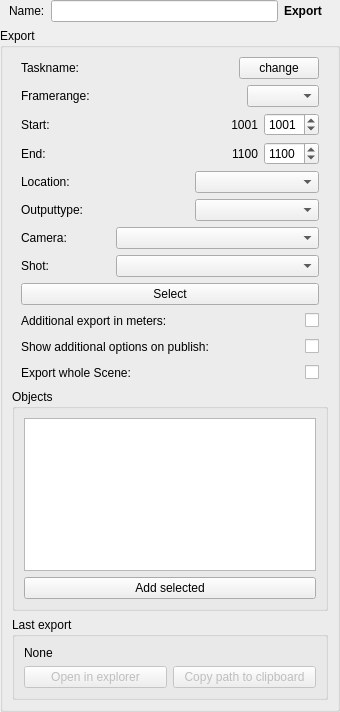
Old version of the form Prism/Scripts/ProjectScripts/StateManagerNodes/StateUserInterfaces/default_Export.ui in the repository PrismPipeline/Prism.
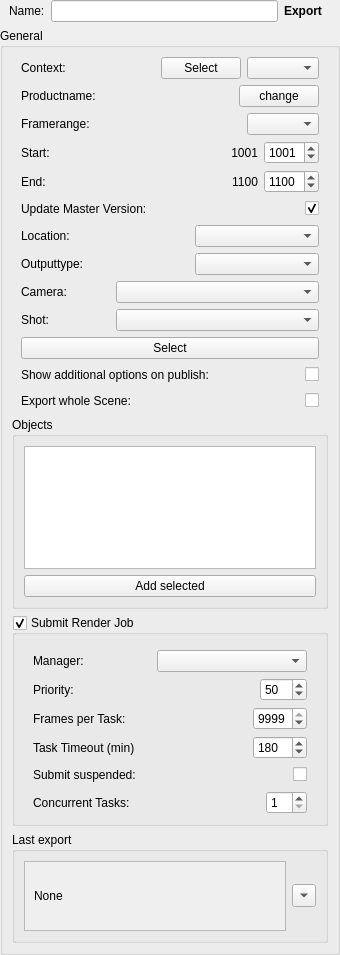
New version of the form.

The edit to the form file:
```diff
--- a/Prism/Scripts/ProjectScripts/StateManagerNodes/StateUserInterfaces/default_Export.ui
+++ b/Prism/Scripts/ProjectScripts/StateManagerNodes/StateUserInterfaces/default_Export.ui
@@ -7,27 +7,9 @@
     <x>0</x>
     <y>0</y>
     <width>340</width>
-    <height>712</height>
+    <height>955</height>
    </rect>
   </property>
-  <property name="sizePolicy">
-   <sizepolicy hsizetype="Fixed" vsizetype="Fixed">
-    <horstretch>0</horstretch>
-    <verstretch>0</verstretch>
-   </sizepolicy>
-  </property>
-  <property name="minimumSize">
-   <size>
-    <width>340</width>
-    <height>0</height>
-   </size>
-  </property>
-  <property name="maximumSize">
-   <size>
-    <width>340</width>
-    <height>16777215</height>
-   </size>
-  </property>
   <property name="windowTitle">
    <string>Export</string>
   </property>
@@ -92,9 +74,77 @@
    <item>
     <widget class="QGroupBox" name="gb_export">
      <property name="title">
-      <string>Export</string>
+      <string>General</string>
      </property>
      <layout class="QVBoxLayout" name="verticalLayout_2">
+      <item>
+       <widget class="QWidget" name="w_context" native="true">
+        <layout class="QHBoxLayout" name="horizontalLayout_10">
+         <property name="leftMargin">
+          <number>9</number>
+         </property>
+         <property name="topMargin">
+          <number>0</number>
+         </property>
+         <property name="rightMargin">
+          <number>9</number>
+         </property>
+         <property name="bottomMargin">
+          <number>0</number>
+         </property>
+         <item>
+          <widget class="QLabel" name="label_4">
+           <property name="text">
+            <string>Context:</string>
+           </property>
+          </widget>
+         </item>
+         <item>
+          <spacer name="horizontalSpacer_5">
+           <property name="orientation">
+            <enum>Qt::Horizontal</enum>
+           </property>
+           <property name="sizeHint" stdset="0">
+            <size>
+             <width>37</width>
+             <height>20</height>
+            </size>
+           </property>
+          </spacer>
+         </item>
+         <item>
+          <widget class="QLabel" name="l_context">
+           <property name="text">
+            <string/>
+           </property>
+          </widget>
+         </item>
+         <item>
+          <spacer name="horizontalSpacer">
+           <property name="orientation">
+            <enum>Qt::Horizontal</enum>
+           </property>
+           <property name="sizeHint" stdset="0">
+            <size>
+             <width>40</width>
+             <height>20</height>
+            </size>
+           </property>
+          </spacer>
+         </item>
+         <item>
+          <widget class="QPushButton" name="b_context">
+           <property name="text">
+            <string>Select</string>
+           </property>
+          </widget>
+         </item>
+         <item>
+          <widget class="QComboBox" name="cb_context"/>
+         </item>
+        </layout>
+       </widget>
+      </item>
       <item>
        <widget class="QWidget" name="w_taskname" native="true">
         <layout class="QHBoxLayout" name="horizontalLayout_4">
@@ -113,7 +163,7 @@
          <item>
           <widget class="QLabel" name="l_tasklabel">
            <property name="text">
-            <string>Taskname:</string>
+            <string>Productname:</string>
            </property>
           </widget>
          </item>
@@ -196,9 +246,15 @@
       <item>
        <widget class="QWidget" name="f_frameRange_2" native="true">
         <layout class="QGridLayout" name="gridLayout">
+         <property name="leftMargin">
+          <number>9</number>
+         </property>
          <property name="topMargin">
           <number>0</number>
          </property>
+         <property name="rightMargin">
+          <number>9</number>
+         </property>
          <property name="bottomMargin">
           <number>0</number>
          </property>
@@ -296,6 +352,57 @@
         </layout>
        </widget>
       </item>
+      <item>
+       <widget class="QWidget" name="w_master" native="true">
+        <layout class="QHBoxLayout" name="horizontalLayout_20">
+         <property name="spacing">
+          <number>0</number>
+         </property>
+         <property name="leftMargin">
+          <number>9</number>
+         </property>
+         <property name="topMargin">
+          <number>0</number>
+         </property>
+         <property name="rightMargin">
+          <number>9</number>
+         </property>
+         <property name="bottomMargin">
+          <number>0</number>
+         </property>
+         <item>
+          <widget class="QLabel" name="l_master">
+           <property name="text">
+            <string>Update Master Version:</string>
+           </property>
+          </widget>
+         </item>
+         <item>
+          <spacer name="horizontalSpacer_29">
+           <property name="orientation">
+            <enum>Qt::Horizontal</enum>
+           </property>
+           <property name="sizeHint" stdset="0">
+            <size>
+             <width>113</width>
+             <height>20</height>
+            </size>
+           </property>
+          </spacer>
+         </item>
+         <item>
+          <widget class="QCheckBox" name="chb_master">
+           <property name="text">
+            <string/>
+           </property>
+           <property name="checked">
+            <bool>true</bool>
+           </property>
+          </widget>
+         </item>
+        </layout>
+       </widget>
+      </item>
       <item>
        <widget class="QWidget" name="w_outPath" native="true">
         <layout class="QHBoxLayout" name="horizontalLayout_11">
@@ -515,54 +622,6 @@
         </layout>
        </widget>
       </item>
-      <item>
-       <widget class="QWidget" name="w_convertExport" native="true">
-        <layout class="QHBoxLayout" name="horizontalLayout_14">
-         <property name="leftMargin">
-          <number>9</number>
-         </property>
-         <property name="topMargin">
-          <number>0</number>
-         </property>
-         <property name="rightMargin">
-          <number>9</number>
-         </property>
-         <property name="bottomMargin">
-          <number>0</number>
-         </property>
-         <item>
-          <widget class="QLabel" name="l_convertExport">
-           <property name="text">
-            <string>Additional export in meters:</string>
-           </property>
-          </widget>
-         </item>
-         <item>
-          <spacer name="horizontalSpacer_9">
-           <property name="orientation">
-            <enum>Qt::Horizontal</enum>
-           </property>
-           <property name="sizeHint" stdset="0">
-            <size>
-             <width>40</width>
-             <height>20</height>
-            </size>
-           </property>
-          </spacer>
-         </item>
-         <item>
-          <widget class="QCheckBox" name="chb_convertExport">
-           <property name="text">
-            <string/>
-           </property>
-           <property name="checked">
-            <bool>false</bool>
-           </property>
-          </widget>
-         </item>
-        </layout>
-       </widget>
-      </item>
       <item>
        <widget class="QWidget" name="w_additionalOptions" native="true">
         <layout class="QHBoxLayout" name="horizontalLayout_15">
@@ -725,54 +784,336 @@
        </widget>
       </item>
       <item>
-       <widget class="QGroupBox" name="groupBox">
+       <widget class="QGroupBox" name="gb_submit">
+        <property name="title">
+         <string>Submit Render Job</string>
+        </property>
+        <property name="checkable">
+         <bool>true</bool>
+        </property>
+        <property name="checked">
+         <bool>true</bool>
+        </property>
+        <layout class="QVBoxLayout" name="verticalLayout_8">
+         <property name="topMargin">
+          <number>15</number>
+         </property>
+         <item>
+          <widget class="QWidget" name="f_manager" native="true">
+           <layout class="QHBoxLayout" name="horizontalLayout_14">
+            <property name="topMargin">
+             <number>0</number>
+            </property>
+            <property name="bottomMargin">
+             <number>0</number>
+            </property>
+            <item>
+             <widget class="QLabel" name="l_manager">
+              <property name="text">
+               <string>Manager:</string>
+              </property>
+             </widget>
+            </item>
+            <item>
+             <spacer name="horizontalSpacer_19">
+              <property name="orientation">
+               <enum>Qt::Horizontal</enum>
+              </property>
+              <property name="sizeHint" stdset="0">
+               <size>
+                <width>40</width>
+                <height>20</height>
+               </size>
+              </property>
+             </spacer>
+            </item>
+            <item>
+             <widget class="QComboBox" name="cb_manager">
+              <property name="minimumSize">
+               <size>
+                <width>150</width>
+                <height>0</height>
+               </size>
+              </property>
+             </widget>
+            </item>
+           </layout>
+          </widget>
+         </item>
+         <item>
+          <widget class="QWidget" name="f_rjPrio" native="true">
+           <layout class="QHBoxLayout" name="horizontalLayout_21">
+            <property name="topMargin">
+             <number>0</number>
+            </property>
+            <property name="bottomMargin">
+             <number>0</number>
+            </property>
+            <item>
+             <widget class="QLabel" name="l_rjPrio">
+              <property name="text">
+               <string>Priority:</string>
+              </property>
+             </widget>
+            </item>
+            <item>
+             <spacer name="horizontalSpacer_16">
+              <property name="orientation">
+               <enum>Qt::Horizontal</enum>
+              </property>
+              <property name="sizeHint" stdset="0">
+               <size>
+                <width>40</width>
+                <height>20</height>
+               </size>
+              </property>
+             </spacer>
+            </item>
+            <item>
+             <widget class="QSpinBox" name="sp_rjPrio">
+              <property name="maximum">
+               <number>100</number>
+              </property>
+              <property name="value">
+               <number>50</number>
+              </property>
+             </widget>
+            </item>
+           </layout>
+          </widget>
+         </item>
+         <item>
+          <widget class="QWidget" name="f_rjWidgetsPerTask" native="true">
+           <layout class="QHBoxLayout" name="horizontalLayout_22">
+            <property name="topMargin">
+             <number>0</number>
+            </property>
+            <property name="bottomMargin">
+             <number>0</number>
+            </property>
+            <item>
+             <widget class="QLabel" name="label_15">
+              <property name="text">
+               <string>Frames per Task:</string>
+              </property>
+             </widget>
+            </item>
+            <item>
+             <spacer name="horizontalSpacer_17">
+              <property name="orientation">
+               <enum>Qt::Horizontal</enum>
+              </property>
+              <property name="sizeHint" stdset="0">
+               <size>
+                <width>40</width>
+                <height>20</height>
+               </size>
+              </property>
+             </spacer>
+            </item>
+            <item>
+             <widget class="QSpinBox" name="sp_rjFramesPerTask">
+              <property name="maximum">
+               <number>9999</number>
+              </property>
+              <property name="value">
+               <number>9999</number>
+              </property>
+             </widget>
+            </item>
+           </layout>
+          </widget>
+         </item>
+         <item>
+          <widget class="QWidget" name="f_rjTimeout" native="true">
+           <layout class="QHBoxLayout" name="horizontalLayout_28">
+            <property name="topMargin">
+             <number>0</number>
+            </property>
+            <property name="bottomMargin">
+             <number>0</number>
+            </property>
+            <item>
+             <widget class="QLabel" name="l_rjTimeout">
+              <property name="text">
+               <string>Task Timeout (min)</string>
+              </property>
+             </widget>
+            </item>
+            <item>
+             <spacer name="horizontalSpacer_23">
+              <property name="orientation">
+               <enum>Qt::Horizontal</enum>
+              </property>
+              <property name="sizeHint" stdset="0">
+               <size>
+                <width>40</width>
+                <height>20</height>
+               </size>
+              </property>
+             </spacer>
+            </item>
+            <item>
+             <widget class="QSpinBox" name="sp_rjTimeout">
+              <property name="minimum">
+               <number>1</number>
+              </property>
+              <property name="maximum">
+               <number>9999</number>
+              </property>
+              <property name="value">
+               <number>180</number>
+              </property>
+             </widget>
+            </item>
+           </layout>
+          </widget>
+         </item>
+         <item>
+          <widget class="QWidget" name="f_rjSuspended" native="true">
+           <layout class="QHBoxLayout" name="horizontalLayout_26">
+            <property name="topMargin">
+             <number>0</number>
+            </property>
+            <property name="bottomMargin">
+             <number>0</number>
+            </property>
+            <item>
+             <widget class="QLabel" name="label_18">
+              <property name="text">
+               <string>Submit suspended:</string>
+              </property>
+             </widget>
+            </item>
+            <item>
+             <spacer name="horizontalSpacer_20">
+              <property name="orientation">
+               <enum>Qt::Horizontal</enum>
+              </property>
+              <property name="sizeHint" stdset="0">
+               <size>
+                <width>40</width>
+                <height>20</height>
+               </size>
+              </property>
+             </spacer>
+            </item>
+            <item>
+             <widget class="QCheckBox" name="chb_rjSuspended">
+              <property name="text">
+               <string/>
+              </property>
+              <property name="checked">
+               <bool>false</bool>
+              </property>
+             </widget>
+            </item>
+           </layout>
+          </widget>
+         </item>
+         <item>
+          <widget class="QWidget" name="w_dlConcurrentTasks" native="true">
+           <layout class="QHBoxLayout" name="horizontalLayout_29">
+            <property name="topMargin">
+             <number>0</number>
+            </property>
+            <property name="bottomMargin">
+             <number>0</number>
+            </property>
+            <item>
+             <widget class="QLabel" name="l_dlConcurrentTasks">
+              <property name="text">
+               <string>Concurrent Tasks:</string>
+              </property>
+             </widget>
+            </item>
+            <item>
+             <spacer name="horizontalSpacer_24">
+              <property name="orientation">
+               <enum>Qt::Horizontal</enum>
+              </property>
+              <property name="sizeHint" stdset="0">
+               <size>
+                <width>40</width>
+                <height>20</height>
+               </size>
+              </property>
+             </spacer>
+            </item>
+            <item>
+             <widget class="QSpinBox" name="sp_dlConcurrentTasks">
+              <property name="minimum">
+               <number>1</number>
+              </property>
+              <property name="maximum">
+               <number>99</number>
+              </property>
+              <property name="value">
+               <number>1</number>
+              </property>
+             </widget>
+            </item>
+           </layout>
+          </widget>
+         </item>
+        </layout>
+       </widget>
+      </item>
+      <item>
+       <widget class="QGroupBox" name="gb_previous">
         <property name="title">
          <string>Last export</string>
         </property>
-        <layout class="QVBoxLayout" name="verticalLayout_4">
-         <property name="margin">
+        <layout class="QHBoxLayout" name="horizontalLayout_13">
+         <property name="leftMargin">
+          <number>9</number>
+         </property>
+         <property name="topMargin">
+          <number>9</number>
+         </property>
+         <property name="rightMargin">
+          <number>9</number>
+         </property>
+         <property name="bottomMargin">
           <number>9</number>
          </property>
          <item>
-          <widget class="QLabel" name="l_pathLast">
-           <property name="text">
-            <string>None</string>
+          <widget class="QScrollArea" name="scrollArea">
+           <property name="widgetResizable">
+            <bool>true</bool>
            </property>
+           <widget class="QWidget" name="scrollAreaWidgetContents">
+            <property name="geometry">
+             <rect>
+              <x>0</x>
+              <y>0</y>
+              <width>269</width>
+              <height>69</height>
+             </rect>
+            </property>
+            <layout class="QHBoxLayout" name="horizontalLayout_12">
+             <item>
+              <widget class="QLabel" name="l_pathLast">
+               <property name="text">
+                <string>None</string>
+               </property>
+              </widget>
+             </item>
+            </layout>
+           </widget>
           </widget>
          </item>
          <item>
-          <widget class="QWidget" name="widget" native="true">
-           <layout class="QHBoxLayout" name="horizontalLayout_10">
-            <property name="margin">
-             <number>0</number>
-            </property>
-            <item>
-             <widget class="QPushButton" name="b_openLast">
-              <property name="enabled">
-               <bool>false</bool>
-              </property>
-              <property name="focusPolicy">
-               <enum>Qt::NoFocus</enum>
-              </property>
-              <property name="text">
-               <string>Open in explorer</string>
-              </property>
-             </widget>
-            </item>
-            <item>
-             <widget class="QPushButton" name="b_copyLast">
-              <property name="enabled">
-               <bool>false</bool>
-              </property>
-              <property name="focusPolicy">
-               <enum>Qt::NoFocus</enum>
-              </property>
-              <property name="text">
-               <string>Copy path to clipboard</string>
-              </property>
-             </widget>
-            </item>
-           </layout>
+          <widget class="QToolButton" name="b_pathLast">
+           <property name="enabled">
+            <bool>true</bool>
+           </property>
+           <property name="text">
+            <string>...</string>
+           </property>
+           <property name="arrowType">
+            <enum>Qt::DownArrow</enum>
+           </property>
           </widget>
          </item>
         </layout>
```
Left out of the diff: 58 changed lines with no effect on the pictures.
